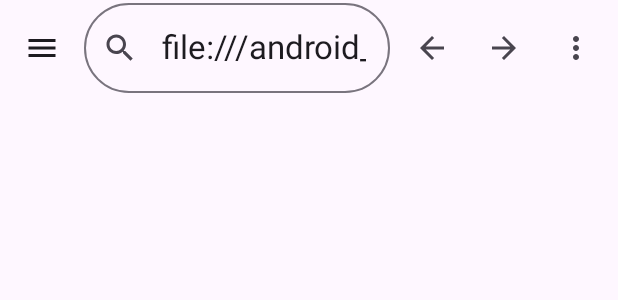
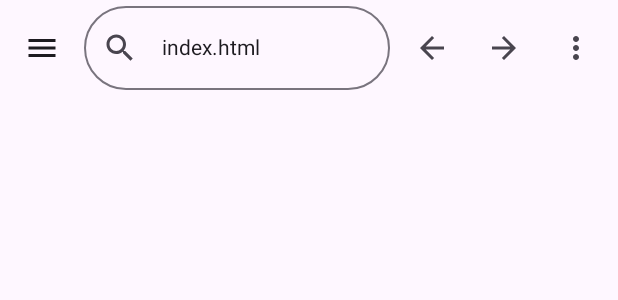
Before and after one commit to IsmailHosenIsmailJames/RustDocumentation, an Android app built with Jetpack Compose: the @Preview function HomeScreenPreview, on a phone screen of 412 x 824 dp. Shown: the top 300 px of the screen. Run offline under Robolectric (Android 15) with nearby library versions, the phone set to English and light mode, and no system bars.

Commit message:
feat: Enhance Search Input and Home Path Handling
This commit introduces improvements to the search input field in the `TopAppBar` and refines home path management:

- **Search Input Field:**
    - The search query displayed in the `OutlinedTextField` now only shows the path relative to `android_asset/` for better readability.
    - The font size of the search input text is set to `14.sp`.
    - Removed `minimumInteractiveComponentSize` modifier from the search input field.
- **Home Path Management:**
    - In `HomeScreenViewModel`, when navigating home (`HomeScreenAction.GoHome`), if the `HOME_PATH` is not found in DataStore, it now defaults to the full path `file:///android_asset/index.html` instead of just `index.html`.
    - Consequently, the direct call to `_webView?.loadUrl(homePath)` now correctly uses the full path.
- **UI Toast Notification:**
    - Added explicit line breaks to the `Toast.makeText` call for adding/removing favorites for better code formatting.

```diff
--- a/app/src/main/java/com/example/rust_doc/presentation/home/HomeScreen.kt
+++ b/app/src/main/java/com/example/rust_doc/presentation/home/HomeScreen.kt
@@ -28,6 +28,7 @@ import androidx.compose.material.icons.filled.FavoriteBorder
 import androidx.compose.material.icons.filled.History
 import androidx.compose.material.icons.filled.Home
 import androidx.compose.material.icons.filled.List
+import androidx.compose.material.icons.filled.Lock
 import androidx.compose.material.icons.filled.LockReset
 import androidx.compose.material.icons.filled.Menu
 import androidx.compose.material.icons.filled.MoreVert
@@ -44,9 +45,9 @@ import androidx.compose.material3.OutlinedTextField
 import androidx.compose.material3.Scaffold
 import androidx.compose.material3.Text
 import androidx.compose.material3.TopAppBar
+import androidx.compose.material3.TopAppBarColors
 import androidx.compose.material3.TopAppBarDefaults
 import androidx.compose.material3.TopAppBarScrollBehavior
-import androidx.compose.material3.rememberTopAppBarState
 import androidx.compose.material3.minimumInteractiveComponentSize
 import androidx.compose.runtime.Composable
 import androidx.compose.runtime.collectAsState
@@ -57,13 +58,18 @@ import androidx.compose.runtime.setValue
 import androidx.compose.ui.Alignment
 import androidx.compose.ui.Modifier
 import androidx.compose.ui.draw.clip
+import androidx.compose.ui.draw.scale
+import androidx.compose.ui.focus.FocusRequester
 import androidx.compose.ui.focus.onFocusChanged
 import androidx.compose.ui.graphics.Color
 import androidx.compose.ui.input.nestedscroll.nestedScroll
 import androidx.compose.ui.platform.LocalContext
 import androidx.compose.ui.platform.LocalFocusManager
+import androidx.compose.ui.text.TextStyle
 import androidx.compose.ui.tooling.preview.Preview
+import androidx.compose.ui.unit.Dp
 import androidx.compose.ui.unit.dp
+import androidx.compose.ui.unit.sp
 import androidx.compose.ui.viewinterop.AndroidView
 import org.koin.androidx.compose.koinViewModel
 
@@ -100,15 +106,14 @@ fun HomeTopBar(
   val isFavorite = homeState.allFavoritePath.contains(homeState.currentDocPath)
   val context = LocalContext.current;
   TopAppBar(title = {
-    OutlinedTextField(
+     OutlinedTextField(
       modifier = Modifier
-        .minimumInteractiveComponentSize()
         .padding(end = if (homeState.isSearchTyping) 15.dp else 0.dp)
         .fillMaxWidth()
         .onFocusChanged {
           homeViewModel.onAction(HomeScreenAction.IsSearchTyping(it.isFocused))
         },
-      value = homeState.searchQuery,
+      value = homeState.searchQuery.split("android_asset/").last(),
       leadingIcon = {
         Icon(
           Icons.Default.Search, contentDescription = "Search"
@@ -120,6 +125,7 @@ fun HomeTopBar(
       placeholder = {
         Text("Search")
       },
+       textStyle = TextStyle(fontSize = 14.sp),
       shape = RoundedCornerShape(100),
       singleLine = true,
     )
@@ -199,7 +205,11 @@ fun HomeTopBar(
             homeState.currentDocPath
           )
         )
-        Toast.makeText( context, if (isFavorite) "Removed from Favorites" else "Successfully Added to Favorites", Toast.LENGTH_SHORT).show();
+        Toast.makeText(
+          context,
+          if (isFavorite) "Removed from Favorites" else "Successfully Added to Favorites",
+          Toast.LENGTH_SHORT
+        ).show();
         homeViewModel.onAction(HomeScreenAction.ShowMenu(false))
       })
 
--- a/app/src/main/java/com/example/rust_doc/presentation/home/HomeScreenViewModel.kt
+++ b/app/src/main/java/com/example/rust_doc/presentation/home/HomeScreenViewModel.kt
@@ -156,9 +156,9 @@ class HomeScreenViewModel(private val dataStore: DataStore<Preferences>) : ViewM
 
       is HomeScreenAction.GoHome -> {
         viewModelScope.launch {
-          val homePath = dataStore.data.first()[PreferencesKeys.HOME_PATH] ?: "index.html"
+          val homePath = dataStore.data.first()[PreferencesKeys.HOME_PATH] ?: "file:///android_asset/index.html"
           onAction(HomeScreenAction.ChangeCurrentDoc(homePath)) // This will also update webview
-          _webView?.loadUrl("file://$homePath")
+          _webView?.loadUrl(homePath)
         }
       }
 
```
